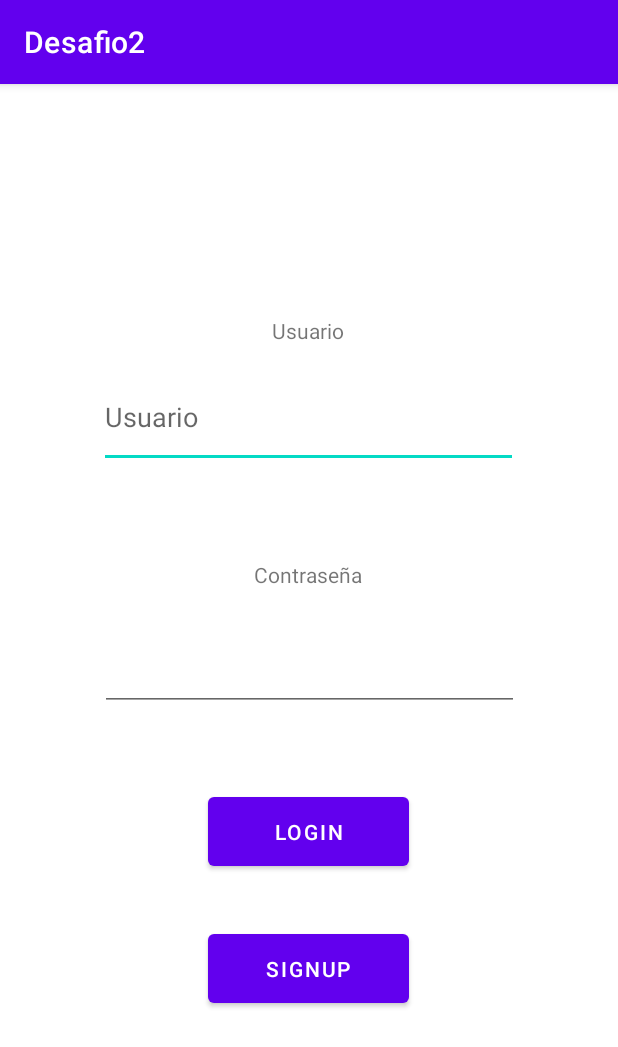
After one commit to ChemaRuiz94/Desafio2Android, an Android app: the LoginActivity screen opened directly, with no data from a screen before it, on a phone screen of 412 x 824 dp. The commit adds this screen. Shown: the top 1047 px of the screen. Run offline under Robolectric (Android 15) with nearby library versions, the phone set to English and light mode, and no system bars.

Commit message:
Commit - Login Fitsr Design

```diff
--- a/app/src/main/AndroidManifest.xml
+++ b/app/src/main/AndroidManifest.xml
@@ -10,6 +10,9 @@
         android:supportsRtl="true"
         android:theme="@style/Theme.Desafio2">
         <activity
+            android:name=".LoginActivity"
+            android:exported="true" />
+        <activity
             android:name=".MainActivity"
             android:exported="true">
             <intent-filter>
--- /dev/null
+++ b/app/src/main/java/com/chema/desafio2/LoginActivity.kt
@@ -0,0 +1,11 @@
+package com.chema.desafio2
+
+import androidx.appcompat.app.AppCompatActivity
+import android.os.Bundle
+
+class LoginActivity : AppCompatActivity() {
+    override fun onCreate(savedInstanceState: Bundle?) {
+        super.onCreate(savedInstanceState)
+        setContentView(R.layout.activity_login)
+    }
+}
--- /dev/null
+++ b/app/src/main/res/layout/activity_login.xml
@@ -0,0 +1,83 @@
+<?xml version="1.0" encoding="utf-8"?>
+<androidx.constraintlayout.widget.ConstraintLayout xmlns:android="http://schemas.android.com/apk/res/android"
+    xmlns:app="http://schemas.android.com/apk/res-auto"
+    xmlns:tools="http://schemas.android.com/tools"
+    android:layout_width="match_parent"
+    android:layout_height="match_parent"
+    tools:context=".LoginActivity">
+
+    <TextView
+        android:id="@+id/textView"
+        android:layout_width="wrap_content"
+        android:layout_height="wrap_content"
+        android:text="@string/usuario"
+        app:layout_constraintBottom_toBottomOf="parent"
+        app:layout_constraintEnd_toEndOf="parent"
+        app:layout_constraintHorizontal_bias="0.498"
+        app:layout_constraintStart_toStartOf="parent"
+        app:layout_constraintTop_toTopOf="parent"
+        app:layout_constraintVertical_bias="0.207" />
+
+    <EditText
+        android:id="@+id/ed_txt_usuario_login"
+        android:layout_width="279dp"
+        android:layout_height="67dp"
+        android:ems="10"
+        android:hint="@string/usuario"
+        android:inputType="textPersonName"
+        app:layout_constraintBottom_toBottomOf="parent"
+        app:layout_constraintEnd_toEndOf="parent"
+        app:layout_constraintHorizontal_bias="0.497"
+        app:layout_constraintStart_toStartOf="parent"
+        app:layout_constraintTop_toTopOf="parent"
+        app:layout_constraintVertical_bias="0.269" />
+
+    <EditText
+        android:id="@+id/ed_txt_pwd_login"
+        android:layout_width="279dp"
+        android:layout_height="67dp"
+        android:ems="10"
+        android:inputType="textPassword"
+        app:layout_constraintBottom_toBottomOf="parent"
+        app:layout_constraintEnd_toEndOf="parent"
+        app:layout_constraintStart_toStartOf="parent"
+        app:layout_constraintTop_toTopOf="parent"
+        tools:ignore="SpeakableTextPresentCheck,SpeakableTextPresentCheck" />
+
+    <Button
+        android:id="@+id/btn_login"
+        android:layout_width="134dp"
+        android:layout_height="58dp"
+        android:text="@string/login"
+        app:layout_constraintBottom_toBottomOf="parent"
+        app:layout_constraintEnd_toEndOf="parent"
+        app:layout_constraintHorizontal_bias="0.498"
+        app:layout_constraintStart_toStartOf="parent"
+        app:layout_constraintTop_toTopOf="parent"
+        app:layout_constraintVertical_bias="0.661" />
+
+    <Button
+        android:id="@+id/btn_signup"
+        android:layout_width="134dp"
+        android:layout_height="58dp"
+        android:text="@string/signup"
+        app:layout_constraintBottom_toBottomOf="parent"
+        app:layout_constraintEnd_toEndOf="parent"
+        app:layout_constraintHorizontal_bias="0.498"
+        app:layout_constraintStart_toStartOf="parent"
+        app:layout_constraintTop_toTopOf="parent"
+        app:layout_constraintVertical_bias="0.79" />
+
+    <TextView
+        android:id="@+id/textView2"
+        android:layout_width="wrap_content"
+        android:layout_height="wrap_content"
+        android:text="@string/pwd"
+        app:layout_constraintBottom_toBottomOf="parent"
+        app:layout_constraintEnd_toEndOf="parent"
+        app:layout_constraintHorizontal_bias="0.498"
+        app:layout_constraintStart_toStartOf="parent"
+        app:layout_constraintTop_toTopOf="parent"
+        app:layout_constraintVertical_bias="0.424" />
+
+</androidx.constraintlayout.widget.ConstraintLayout>
--- a/app/src/main/res/values/strings.xml
+++ b/app/src/main/res/values/strings.xml
@@ -1,3 +1,7 @@
 <resources>
     <string name="app_name">Desafio2</string>
+    <string name="usuario">Usuario</string>
+    <string name="pwd">Contraseña</string>
+    <string name="login">Login</string>
+    <string name="signup">SignUp</string>
 </resources>
```
